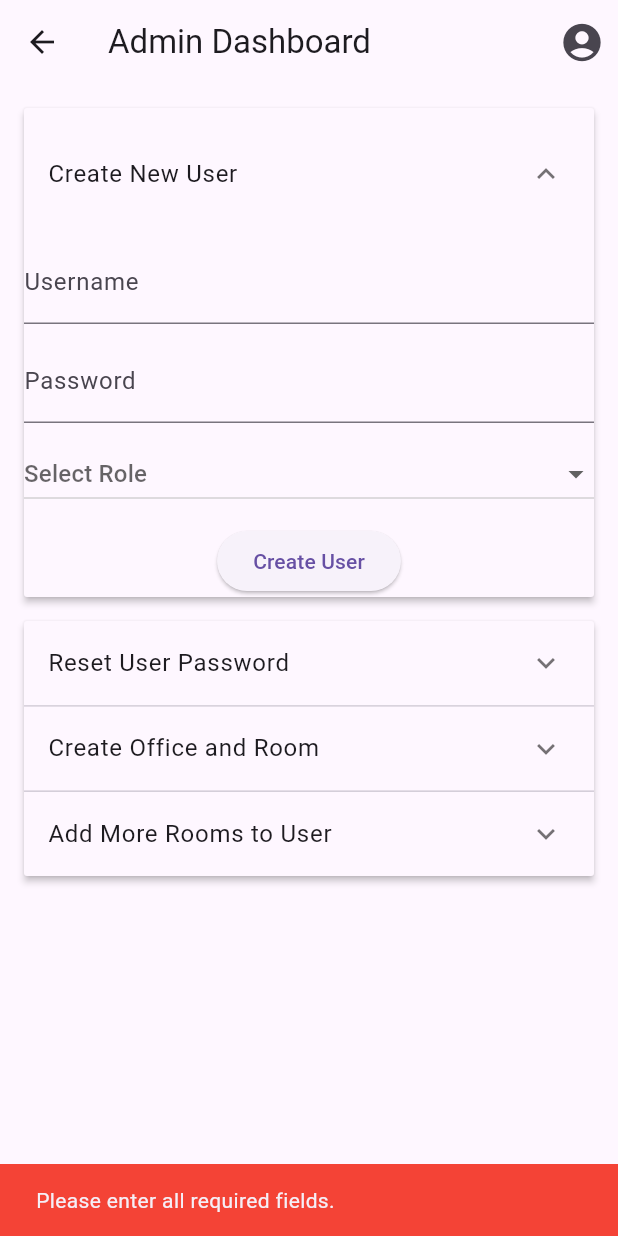
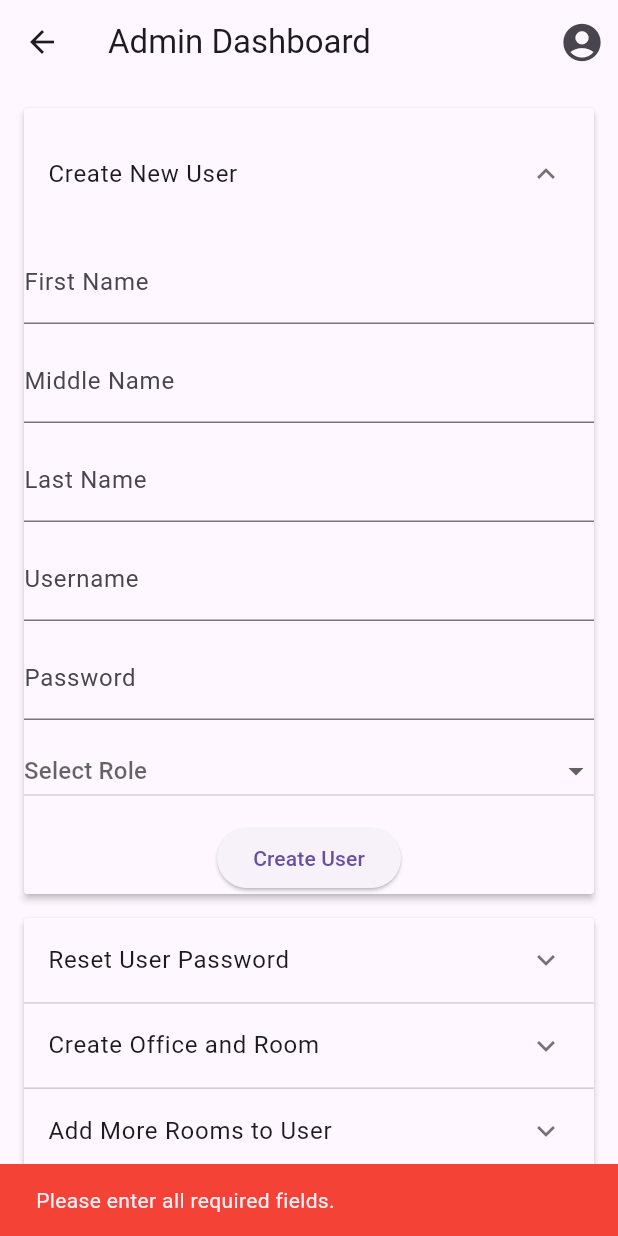
Before and after one commit to bbnoni/SpakleanAppProdFlutter, a Flutter app: the AdminPage screen opened by its route, after a tap on the "expand more" icon, after a tap on "Create User", on a phone screen of 412 x 824 dp. Run offline on Flutter 3.47's test engine with Material 3 defaults, Android fonts, the phone set to English and light mode, and no system bars; our stand-ins replace flutter_secure_storage, shared_preferences, table_calendar; accounts and stored records are empty; network calls fail.

```diff
--- a/lib/screens/admin_page.dart
+++ b/lib/screens/admin_page.dart
@@ -16,6 +16,12 @@ class _AdminPageState extends State<AdminPage> {
   final storage = const FlutterSecureStorage();
 
   // Controllers for Create User Section
+  final _firstNameController =
+      TextEditingController(); // New first name controller
+  final _middleNameController =
+      TextEditingController(); // New middle name controller
+  final _lastNameController =
+      TextEditingController(); // New last name controller
   final _usernameController = TextEditingController();
   final _passwordController = TextEditingController();
   String? _selectedRole;
@@ -132,11 +138,18 @@ class _AdminPageState extends State<AdminPage> {
 
   // Method to create a new user (for the Create User section)
   Future<void> _createUser() async {
+    final firstName = _firstNameController.text; // New first name field
+    final middleName = _middleNameController.text; // New middle name field
+    final lastName = _lastNameController.text; // New last name field
     final username = _usernameController.text;
     final password = _passwordController.text;
     final role = _selectedRole;
 
-    if (username.isEmpty || password.isEmpty || role == null) {
+    if (firstName.isEmpty ||
+        lastName.isEmpty ||
+        username.isEmpty ||
+        password.isEmpty ||
+        role == null) {
       _showError('Please enter all required fields.');
       return;
     }
@@ -149,8 +162,14 @@ class _AdminPageState extends State<AdminPage> {
       final response = await http.post(
         Uri.parse('https://spaklean-app-prod.onrender.com/api/auth/register'),
         headers: {'Content-Type': 'application/json'},
-        body: jsonEncode(
-            {'username': username, 'password': password, 'role': role}),
+        body: jsonEncode({
+          'first_name': firstName, // Send first name
+          'middle_name': middleName, // Send middle name
+          'last_name': lastName, // Send last name
+          'username': username,
+          'password': password,
+          'role': role,
+        }),
       );
 
       if (response.statusCode == 201) {
@@ -167,6 +186,18 @@ class _AdminPageState extends State<AdminPage> {
         _isLoading = false;
       });
     }
+  }
+
+  // Clear user input fields
+  void _clearUserInput() {
+    _firstNameController.clear(); // Clear first name
+    _middleNameController.clear(); // Clear middle name
+    _lastNameController.clear(); // Clear last name
+    _usernameController.clear();
+    _passwordController.clear();
+    setState(() {
+      _selectedRole = null;
+    });
   }
 
   // Method to reset the password of an existing user
@@ -326,15 +357,6 @@ class _AdminPageState extends State<AdminPage> {
     }
   }
 
-  // Clear user input fields
-  void _clearUserInput() {
-    _usernameController.clear();
-    _passwordController.clear();
-    setState(() {
-      _selectedRole = null;
-    });
-  }
-
   // Clear password input fields
   void _clearPasswordInput() {
     _newPasswordController.clear();
@@ -438,6 +460,27 @@ class _AdminPageState extends State<AdminPage> {
                     },
                     body: Column(
                       children: [
+                        TextField(
+                          controller:
+                              _firstNameController, // New first name field
+                          decoration:
+                              const InputDecoration(labelText: 'First Name'),
+                        ),
+                        const SizedBox(height: 10),
+                        TextField(
+                          controller:
+                              _middleNameController, // New middle name field
+                          decoration:
+                              const InputDecoration(labelText: 'Middle Name'),
+                        ),
+                        const SizedBox(height: 10),
+                        TextField(
+                          controller:
+                              _lastNameController, // New last name field
+                          decoration:
+                              const InputDecoration(labelText: 'Last Name'),
+                        ),
+                        const SizedBox(height: 10),
                         TextField(
                           controller: _usernameController,
                           decoration:
```
